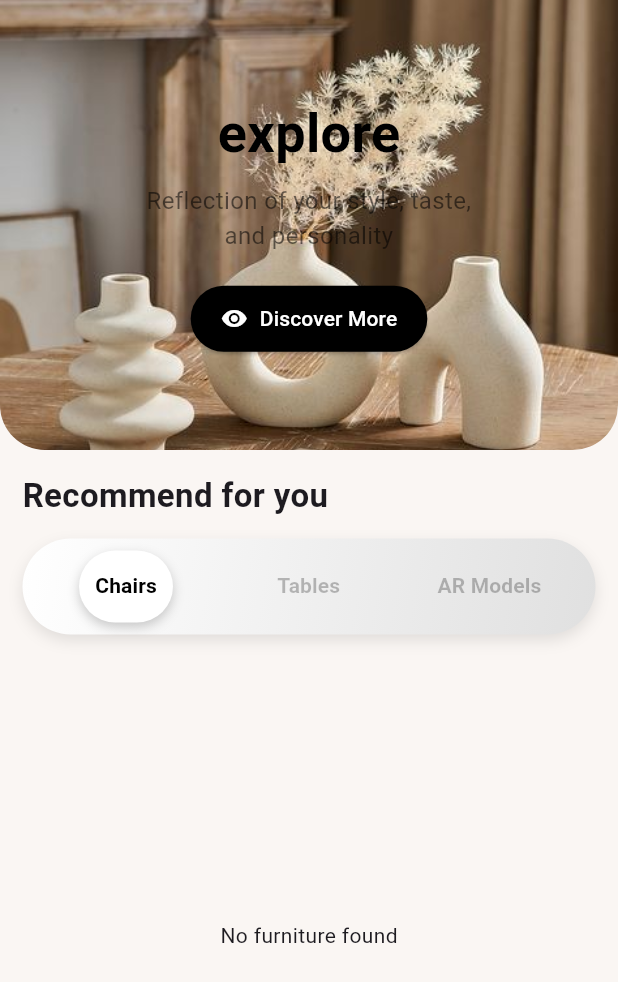
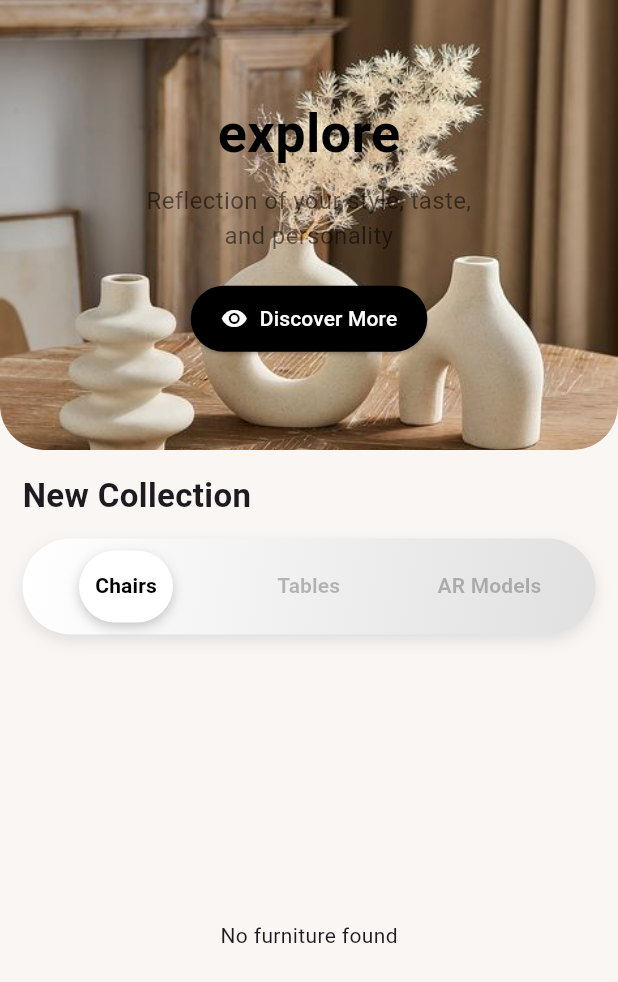
Before and after one commit to danibaloch98/Interior-Designn, a Flutter app: the HomeScreen screen opened directly, on a phone screen of 412 x 824 dp. Shown: the top 982 px of the screen. Run offline on Flutter 3.47's test engine with Material 3 defaults, Android fonts, the phone set to English and light mode, and no system bars; our stand-ins replace carousel_slider, cloud_firestore, firebase_auth, firebase_core, google_fonts, persistent_bottom_nav_bar and 1 more; accounts and stored records are empty.

```diff
--- a/lib/main.dart
+++ b/lib/main.dart
@@ -102,7 +102,7 @@ class HomeScreen extends StatefulWidget {
 
 class _HomeScreenState extends State<HomeScreen> {
   final FirestoreService _firestoreService = FirestoreService();
-  late final Future<List<FurnitureItem>> _furnitureFuture;
+  late Future<List<FurnitureItem>> _furnitureFuture;
 
   @override
   void initState() {
@@ -161,7 +161,8 @@ class _HomeScreenState extends State<HomeScreen> {
                       shape: RoundedRectangleBorder(
                         borderRadius: BorderRadius.circular(30),
                       ),
-                      padding: EdgeInsets.symmetric(horizontal: 20, vertical: 12),
+                      padding:
+                      EdgeInsets.symmetric(horizontal: 20, vertical: 12),
                     ),
                     icon: Icon(Icons.remove_red_eye, color: Colors.white),
                     label: Text(
@@ -177,7 +178,7 @@ class _HomeScreenState extends State<HomeScreen> {
             Padding(
               padding: const EdgeInsets.only(left: 15.0),
               child: Text(
-                "Recommend for you",
+                "New Collection",
                 style: TextStyle(fontSize: 22, fontWeight: FontWeight.bold),
               ),
             ),
@@ -186,7 +187,8 @@ class _HomeScreenState extends State<HomeScreen> {
 
             // TabBar
             Container(
-              margin: EdgeInsets.symmetric(horizontal: 15, vertical: 0), // Adds top & bottom spacing
+              margin: EdgeInsets.symmetric(
+                  horizontal: 15, vertical: 0), // Adds top & bottom spacing
               decoration: BoxDecoration(
                 gradient: LinearGradient(
                   colors: [Colors.white, Colors.grey.shade300], // Subtle gradient effect
@@ -202,11 +204,10 @@ class _HomeScreenState extends State<HomeScreen> {
                   ),
                 ],
               ),
-           // More breathing space
               child: Padding(
                 padding: const EdgeInsets.all(8.0),
                 child: TabBar(
-                  dividerColor:Colors.transparent ,
+                  dividerColor: Colors.transparent,
                   indicator: BoxDecoration(
                     color: Color(0xFFFFFFFF), // Dark indicator for contrast
                     borderRadius: BorderRadius.circular(25),
@@ -229,14 +230,38 @@ class _HomeScreenState extends State<HomeScreen> {
                 ),
               ),
             ),
+
             // TabBarView
             Expanded(
-              child: TabBarView(
+              child: FutureBuilder<List<FurnitureItem>>(
+                future: _furnitureFuture,
+                builder: (context, snapshot) {
+                  if (snapshot.connectionState == ConnectionState.waiting) {
+                    return Center(child: CircularProgressIndicator());
+                  } else if (snapshot.hasError) {
+                    return Center(child: Text("Error loading data"));
+                  } else if (!snapshot.hasData || snapshot.data!.isEmpty) {
+                    return Center(child: Text("No furniture found"));
+                  }
+
+                  List<FurnitureItem> furnitureItems = snapshot.data!;
+
+                  // Filtering items by category
+                  List<FurnitureItem> chairs = furnitureItems
+                      .where((item) => item.description.toLowerCase().contains("chair"))
+                      .toList();
+                  List<FurnitureItem> tables = furnitureItems
+                      .where((item) => item.description.toLowerCase().contains("table"))
+                      .toList();
+
+                  return TabBarView(
                     children: [
-                  FutureFurnitureGrid(furnitureFuture: _furnitureFuture), // Living Room
-                  Center(child: Text("Dining Room Items")), // Dining Room Placeholder
-                  Center(child: Text("Office Room Items")), // Office Room Placeholder
+                      FurnitureGrid(items: chairs),
+                      FurnitureGrid(items: tables),
+                      Center(child: Text("AR models")),
                     ],
+                  );
+                },
               ),
             ),
           ],
@@ -246,28 +271,21 @@ class _HomeScreenState extends State<HomeScreen> {
   }
 }
 
-class FutureFurnitureGrid extends StatelessWidget {
-  final Future<List<FurnitureItem>> furnitureFuture;
 
-  FutureFurnitureGrid({required this.furnitureFuture});
+class FurnitureGrid extends StatelessWidget {
+  final List<FurnitureItem> items;
+
+  FurnitureGrid({required this.items});
 
   @override
   Widget build(BuildContext context) {
+    if (items.isEmpty) {
+      return Center(child: Text("No items available"));
+    }
+
     return Padding(
       padding: const EdgeInsets.all(8.0),
-      child: FutureBuilder<List<FurnitureItem>>(
-        future: furnitureFuture,
-        builder: (context, snapshot) {
-          if (snapshot.connectionState == ConnectionState.waiting) {
-            return Center(child: CircularProgressIndicator());
-          } else if (snapshot.hasError) {
-            return Center(child: Text("Error loading data"));
-          } else if (!snapshot.hasData || snapshot.data!.isEmpty) {
-            return Center(child: Text("No furniture found"));
-          }
-
-          List<FurnitureItem> items = snapshot.data!;
-          return GridView.builder(
+      child: GridView.builder(
         gridDelegate: const SliverGridDelegateWithFixedCrossAxisCount(
           crossAxisCount: 2,
           crossAxisSpacing: 10,
@@ -278,12 +296,11 @@ class FutureFurnitureGrid extends StatelessWidget {
         itemBuilder: (context, index) {
           return ProductCard(item: items[index]);
         },
-          );
-        },
       ),
     );
   }
 }
+
 
 class SearchScreen extends StatelessWidget {
   const SearchScreen({super.key});
--- a/pubspec.yaml
+++ b/pubspec.yaml
@@ -41,6 +41,7 @@ dependencies:
   firebase_auth: ^5.5.0
   firebase_core: ^3.12.0
   cloud_firestore: ^5.6.5
+  carousel_slider: 5.0.0
 
 dev_dependencies:
   flutter_test:
```
Also changed, not shown: lib/Screens/product_view_screen.dart (added, +194 -0 lines), lib/models/listing_view_model.dart (+12 -1 lines), lib/services/firebase_service.dart (+8 -5 lines), pubspec.lock. Lines whose indentation alone changed are shown as unchanged.
